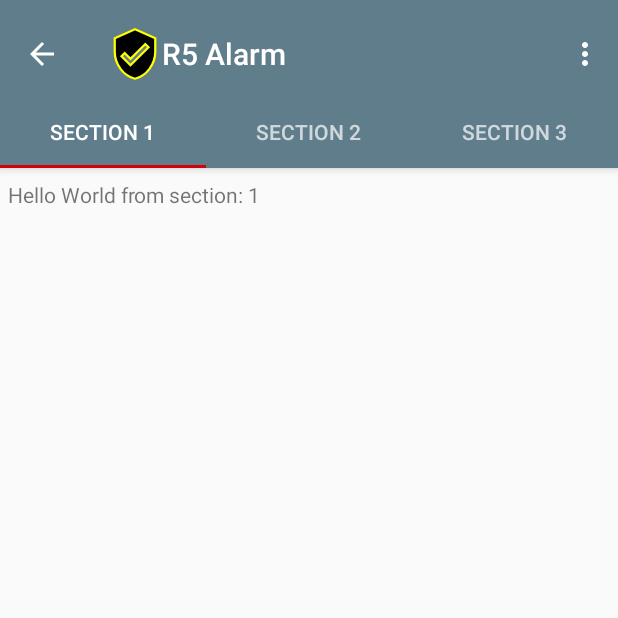
After one commit to mavpokit/RSeriesAlarm, an Android app: the SettingsActivity screen opened directly, with no data from a screen before it, on a phone screen of 412 x 824 dp, the top half of it. The commit adds this screen. Run offline under Robolectric (Android 15) with nearby library versions, the phone set to English and light mode, and no system bars; our stand-ins replace ButterKnife; 1 statement that could not run was skipped.

Commit message:
settings, sms and call (without normal permissions)

```diff
--- a/app/src/main/java/com/mavpokit/rseriesalarm/objects/ObjectsActivity.java
+++ b/app/src/main/java/com/mavpokit/rseriesalarm/objects/ObjectsActivity.java
@@ -139,8 +139,6 @@ public class ObjectsActivity extends AppCompatActivity implements ObjectsContrac
     @Override
     public void openObject(AlarmObject object) {
         Intent intent = new Intent(this, ControlActivity.class);
-        Bundle bundle = new Bundle();
-        bundle.putSerializable(Consts.ALARM_OBJECT,object);
         intent.putExtra(Consts.ALARM_OBJECT,object);
         startActivity(intent);
     }
--- /dev/null
+++ b/app/src/main/java/com/mavpokit/rseriesalarm/settings/SettingsActivity.java
@@ -0,0 +1,188 @@
+package com.mavpokit.rseriesalarm.settings;
+
+import android.os.Build;
+import android.support.design.widget.TabLayout;
+import android.support.design.widget.FloatingActionButton;
+import android.support.design.widget.Snackbar;
+import android.support.v7.app.AppCompatActivity;
+import android.support.v7.widget.Toolbar;
+
+import android.support.v4.app.Fragment;
+import android.support.v4.app.FragmentManager;
+import android.support.v4.app.FragmentPagerAdapter;
+import android.support.v4.view.ViewPager;
+import android.os.Bundle;
+import android.view.LayoutInflater;
+import android.view.Menu;
+import android.view.MenuItem;
+import android.view.View;
+import android.view.ViewGroup;
+
+import android.widget.TextView;
+
+import com.mavpokit.rseriesalarm.Consts;
+import com.mavpokit.rseriesalarm.R;
+import com.mavpokit.rseriesalarm.data.model.AlarmObject;
+
+import butterknife.ButterKnife;
+
+public class SettingsActivity extends AppCompatActivity {
+
+    AlarmObject alarmObject;
+
+    /**
+     * The {@link android.support.v4.view.PagerAdapter} that will provide
+     * fragments for each of the sections. We use a
+     * {@link FragmentPagerAdapter} derivative, which will keep every
+     * loaded fragment in memory. If this becomes too memory intensive, it
+     * may be best to switch to a
+     * {@link android.support.v4.app.FragmentStatePagerAdapter}.
+     */
+    private SectionsPagerAdapter mSectionsPagerAdapter;
+
+    /**
+     * The {@link ViewPager} that will host the section contents.
+     */
+    private ViewPager mViewPager;
+
+    @Override
+    protected void onCreate(Bundle savedInstanceState) {
+        super.onCreate(savedInstanceState);
+        setContentView(R.layout.activity_settings);
+        ButterKnife.bind(this);
+
+        Toolbar toolbar = (Toolbar) findViewById(R.id.toolbar_activity_settings);
+        setSupportActionBar(toolbar);
+        getSupportActionBar().setDisplayHomeAsUpEnabled(true);
+        setLogo(toolbar);
+
+        alarmObject = (AlarmObject) getIntent().getSerializableExtra(Consts.ALARM_OBJECT);
+        getSupportActionBar().setTitle(alarmObject.getName());
+
+
+
+        // Create the adapter that will return a fragment for each of the three
+        // primary sections of the activity.
+        mSectionsPagerAdapter = new SectionsPagerAdapter(getSupportFragmentManager());
+
+        // Set up the ViewPager with the sections adapter.
+        mViewPager = (ViewPager) findViewById(R.id.container);
+        mViewPager.setAdapter(mSectionsPagerAdapter);
+
+        TabLayout tabLayout = (TabLayout) findViewById(R.id.tabs);
+        tabLayout.setupWithViewPager(mViewPager);
+
+        FloatingActionButton fab = (FloatingActionButton) findViewById(R.id.fab);
+        fab.setOnClickListener(new View.OnClickListener() {
+            @Override
+            public void onClick(View view) {
+                Snackbar.make(view, "Replace with your own action", Snackbar.LENGTH_LONG)
+                        .setAction("Action", null).show();
+            }
+        });
+
+    }
+
+
+    @Override
+    public boolean onCreateOptionsMenu(Menu menu) {
+        // Inflate the menu; this adds items to the action bar if it is present.
+        getMenuInflater().inflate(R.menu.menu_settings, menu);
+        return true;
+    }
+
+    @Override
+    public boolean onOptionsItemSelected(MenuItem item) {
+        // Handle action bar item clicks here. The action bar will
+        // automatically handle clicks on the Home/Up button, so long
+        // as you specify a parent activity in AndroidManifest.xml.
+        int id = item.getItemId();
+
+        //noinspection SimplifiableIfStatement
+        if (id == R.id.action_settings) {
+            return true;
+        }
+
+        return super.onOptionsItemSelected(item);
+    }
+
+    /**
+     * A placeholder fragment containing a simple view.
+     */
+    public static class PlaceholderFragment extends Fragment {
+        /**
+         * The fragment argument representing the section number for this
+         * fragment.
+         */
+        private static final String ARG_SECTION_NUMBER = "section_number";
+
+        public PlaceholderFragment() {
+        }
+
+        /**
+         * Returns a new instance of this fragment for the given section
+         * number.
+         */
+        public static PlaceholderFragment newInstance(int sectionNumber) {
+            PlaceholderFragment fragment = new PlaceholderFragment();
+            Bundle args = new Bundle();
+            args.putInt(ARG_SECTION_NUMBER, sectionNumber);
+            fragment.setArguments(args);
+            return fragment;
+        }
+
+        @Override
+        public View onCreateView(LayoutInflater inflater, ViewGroup container,
+                                 Bundle savedInstanceState) {
+            View rootView = inflater.inflate(R.layout.fragment_settings, container, false);
+            TextView textView = (TextView) rootView.findViewById(R.id.section_label);
+            textView.setText(getString(R.string.section_format, getArguments().getInt(ARG_SECTION_NUMBER)));
+            return rootView;
+        }
+    }
+
+    /**
+     * A {@link FragmentPagerAdapter} that returns a fragment corresponding to
+     * one of the sections/tabs/pages.
+     */
+    public class SectionsPagerAdapter extends FragmentPagerAdapter {
+
+        public SectionsPagerAdapter(FragmentManager fm) {
+            super(fm);
+        }
+
+        @Override
+        public Fragment getItem(int position) {
+            // getItem is called to instantiate the fragment for the given page.
+            // Return a PlaceholderFragment (defined as a static inner class below).
+            return PlaceholderFragment.newInstance(position + 1);
+        }
+
+        @Override
+        public int getCount() {
+            // Show 3 total pages.
+            return 3;
+        }
+
+        @Override
+        public CharSequence getPageTitle(int position) {
+            switch (position) {
+                case 0:
+                    return "SECTION 1";
+                case 1:
+                    return "SECTION 2";
+                case 2:
+                    return "SECTION 3";
+            }
+            return null;
+        }
+    }
+
+    private void setLogo(Toolbar toolbar) {
+        if (Build.VERSION.SDK_INT >= 21)
+            toolbar.setLogo(R.drawable.ic_launcher);
+        else
+            toolbar.setLogo(R.mipmap.ic_launcher);
+    }
+
+}
--- /dev/null
+++ b/app/src/main/res/layout/activity_settings.xml
@@ -0,0 +1,50 @@
+<?xml version="1.0" encoding="utf-8"?>
+<android.support.design.widget.CoordinatorLayout xmlns:android="http://schemas.android.com/apk/res/android"
+    xmlns:app="http://schemas.android.com/apk/res-auto"
+    xmlns:tools="http://schemas.android.com/tools"
+    android:id="@+id/main_content"
+    android:layout_width="match_parent"
+    android:layout_height="match_parent"
+    android:fitsSystemWindows="true"
+    tools:context="com.mavpokit.rseriesalarm.settings.SettingsActivity">
+
+    <android.support.design.widget.AppBarLayout
+        android:id="@+id/appbar"
+        android:layout_width="match_parent"
+        android:layout_height="wrap_content"
+        android:paddingTop="@dimen/appbar_padding_top"
+        android:theme="@style/AppTheme.AppBarOverlay">
+
+        <android.support.v7.widget.Toolbar
+            android:id="@+id/toolbar_activity_settings"
+            android:layout_width="match_parent"
+            android:layout_height="?attr/actionBarSize"
+            android:background="?attr/colorPrimary"
+            app:layout_scrollFlags="scroll|enterAlways"
+            app:popupTheme="@style/AppTheme.PopupOverlay">
+
+        </android.support.v7.widget.Toolbar>
+
+        <android.support.design.widget.TabLayout
+            android:id="@+id/tabs"
+            android:layout_width="match_parent"
+            android:layout_height="wrap_content" />
+
+    </android.support.design.widget.AppBarLayout>
+
+    <android.support.v4.view.ViewPager
+        android:id="@+id/container"
+        android:layout_width="match_parent"
+        android:layout_height="match_parent"
+        app:layout_behavior="@string/appbar_scrolling_view_behavior" />
+
+    <android.support.design.widget.FloatingActionButton
+        android:id="@+id/fab"
+        android:layout_width="wrap_content"
+        android:layout_height="wrap_content"
+        android:layout_gravity="end|bottom"
+        android:layout_margin="@dimen/fab_margin"
+        android:visibility="invisible"
+        app:srcCompat="@android:drawable/ic_dialog_email" />
+
+</android.support.design.widget.CoordinatorLayout>
--- /dev/null
+++ b/app/src/main/res/layout/fragment_settings.xml
@@ -0,0 +1,16 @@
+<RelativeLayout xmlns:android="http://schemas.android.com/apk/res/android"
+    xmlns:tools="http://schemas.android.com/tools"
+    android:layout_width="match_parent"
+    android:layout_height="match_parent"
+    android:paddingBottom="@dimen/activity_vertical_margin"
+    android:paddingLeft="@dimen/activity_horizontal_margin"
+    android:paddingRight="@dimen/activity_horizontal_margin"
+    android:paddingTop="@dimen/activity_vertical_margin"
+    tools:context="com.mavpokit.rseriesalarm.settings.SettingsActivity$PlaceholderFragment">
+
+    <TextView
+        android:id="@+id/section_label"
+        android:layout_width="wrap_content"
+        android:layout_height="wrap_content" />
+
+</RelativeLayout>
--- /dev/null
+++ b/app/src/main/res/menu/menu_settings.xml
@@ -0,0 +1,10 @@
+<menu xmlns:android="http://schemas.android.com/apk/res/android"
+    xmlns:app="http://schemas.android.com/apk/res-auto"
+    xmlns:tools="http://schemas.android.com/tools"
+    tools:context="com.mavpokit.rseriesalarm.settings.SettingsActivity">
+    <item
+        android:id="@+id/action_settings"
+        android:orderInCategory="100"
+        android:title="@string/action_settings"
+        app:showAsAction="never" />
+</menu>
--- a/app/src/main/res/values/dimens.xml
+++ b/app/src/main/res/values/dimens.xml
@@ -3,4 +3,5 @@
     <dimen name="activity_horizontal_margin">5dp</dimen>
     <dimen name="activity_vertical_margin">8dp</dimen>
     <dimen name="fab_margin">8dp</dimen>
+    <dimen name="appbar_padding_top">8dp</dimen>
 </resources>
--- a/app/src/main/res/values/strings.xml
+++ b/app/src/main/res/values/strings.xml
@@ -15,4 +15,6 @@
     <string name="cancel">cancel</string>
     <string name="arm">Arm</string>
     <string name="disarm">Disarm</string>
+    <string name="title_activity_settings">SettingsActivity</string>
+    <string name="section_format">Hello World from section: %1$d</string>
 </resources>
```
Also changed, not shown: app/src/main/AndroidManifest.xml (+16 -4 lines), app/src/main/java/com/mavpokit/rseriesalarm/control/ControlActivity.java (+104 -1 lines), app/src/main/java/com/mavpokit/rseriesalarm/util/MySmsManager.java (added, +29 -0 lines), app/src/main/res/layout/content_control.xml (+5 -5 lines).
